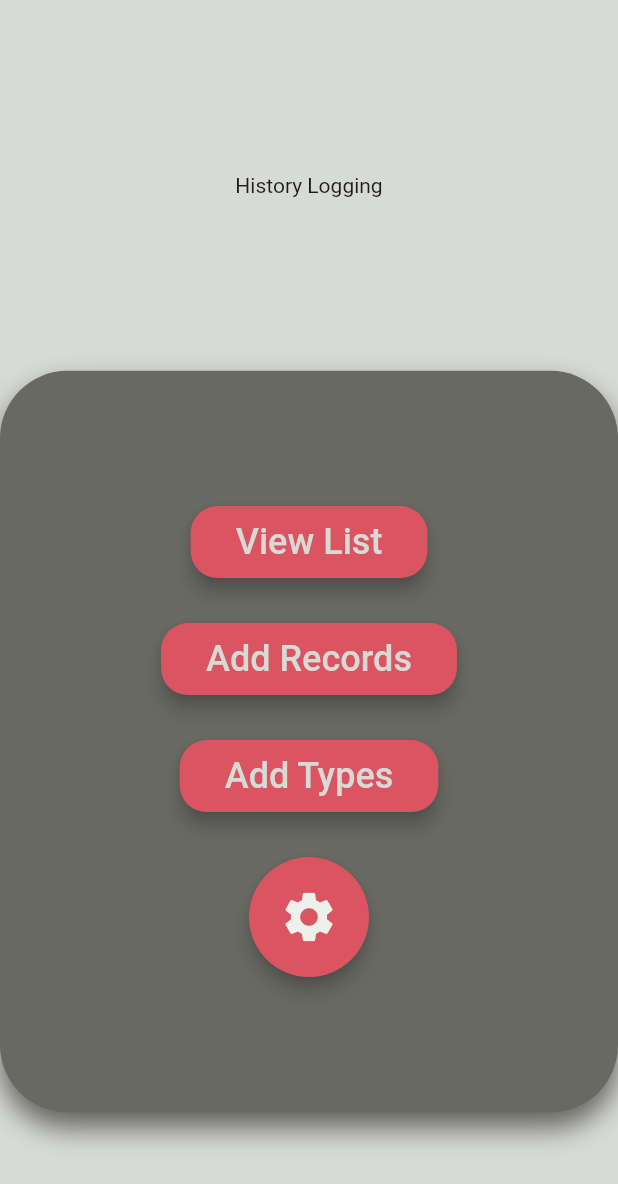
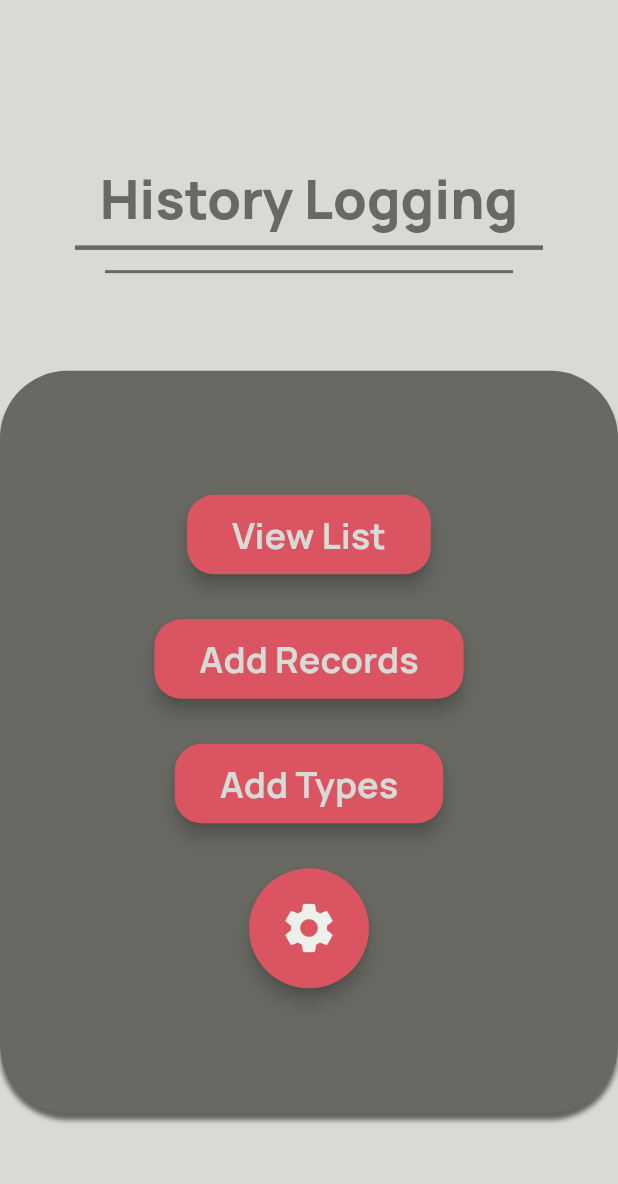
Before and after one commit to mattdbarnett/activito-app, a Flutter app: the screen it shows after launch, on a phone screen of 412 x 824 dp. Shown: the top 1184 px of the screen. Run offline on Flutter 3.47's test engine with Material 2 defaults, Android fonts, the phone set to English and light mode, and no system bars.

Commit message:
Updated title and application font, finalised home page

```diff
--- a/lib/main.dart
+++ b/lib/main.dart
@@ -14,6 +14,7 @@ class MyApp extends StatelessWidget {
     return MaterialApp(
       title: 'Flutter Demo',
       theme: ThemeData(
+          fontFamily: 'Manrope',
           colorScheme: ColorScheme.fromSwatch().copyWith(
             primary: HistColours.cBack,
             secondary: HistColours.cBack,
--- a/lib/pages/home.dart
+++ b/lib/pages/home.dart
@@ -24,9 +24,40 @@ class _HistoryHomeState extends State<HistoryHome> {
               left: 50,
               right: 50,
             ),
-            child: const Center(
-              child: Text("History Logging"),
-            )
+            child: Column(
+              mainAxisAlignment: MainAxisAlignment.center,
+              crossAxisAlignment: CrossAxisAlignment.center,
+              children: [
+                Center(
+                  child: Container(
+                    padding: const EdgeInsets.only(
+                      top: 50
+                      ,
+                    ),
+                    child: const Text(
+                      "History Logging",
+                      style: TextStyle(
+                        color: HistColours.cForward,
+                        fontWeight: FontWeight.w900,
+                        fontSize: 36,
+                      ),
+                    )
+                  ),
+                ),
+
+                const Divider(
+                  thickness: 3,
+                  color: HistColours.cForward,
+                ),
+
+                const Divider(
+                  thickness: 2,
+                  color: HistColours.cForward,
+                  indent: 20,
+                  endIndent: 20,
+                ),
+              ]
+            ),
           ),
           Container(
             height: screenHeight * 0.6,
@@ -37,9 +68,9 @@ class _HistoryHomeState extends State<HistoryHome> {
               boxShadow: [
                 BoxShadow(
                   color: Colors.black54,
-                  blurRadius: 15,
+                  blurRadius: 2,
                   spreadRadius: 0.0,
-                  offset: Offset(0, 10),
+                  offset: Offset(0,5),
                 )
               ],
             ),
@@ -95,12 +126,12 @@ TextButton menuButton(String titleText, double screenWidth) {
       titleText,
       style: const TextStyle(
         color: HistColours.cBack,
-        fontWeight: FontWeight.w500,
+        fontWeight: FontWeight.w700,
         fontSize: 24,
       ),
     ),
     style: TextButton.styleFrom(
-      padding: EdgeInsets.only(
+      padding: const EdgeInsets.only(
         top: 10,
         bottom: 10,
         left: 30,
```
Also changed, not shown: pubspec.yaml (+4 -4 lines), fonts/Manrope-VariableFont_wght.ttf (added).
